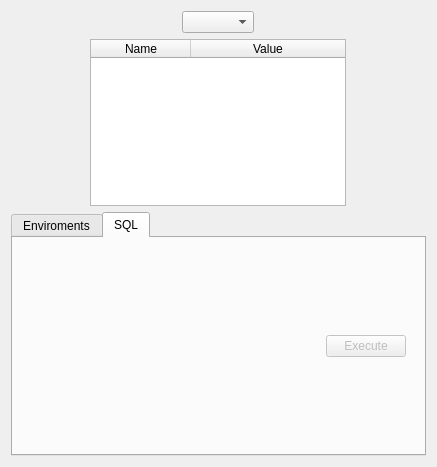
Before: the Qt Designer form yatel/gui/uis/ExplorerFrame.ui in leliel12/yatel, drawn with Qt 5.
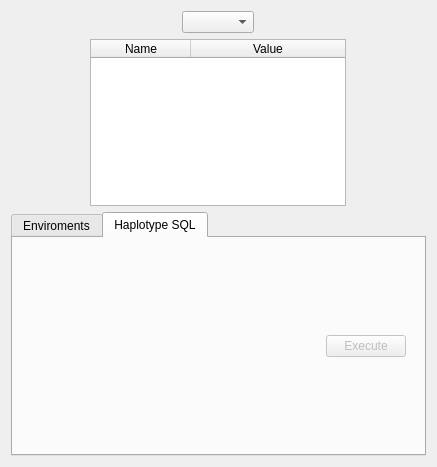
After: the same form once the commit is applied. The open tabs and pages were chosen to show the change.

```diff
--- a/yatel/gui/uis/ExplorerFrame.ui
+++ b/yatel/gui/uis/ExplorerFrame.ui
@@ -145,7 +145,7 @@
        </widget>
        <widget class="QWidget" name="tab_2">
         <attribute name="title">
-         <string>SQL</string>
+         <string>Haplotype SQL</string>
         </attribute>
         <layout class="QVBoxLayout" name="verticalLayout_4">
          <item>
```
Left out of the diff: 6 changed lines with no effect on the pictures.
